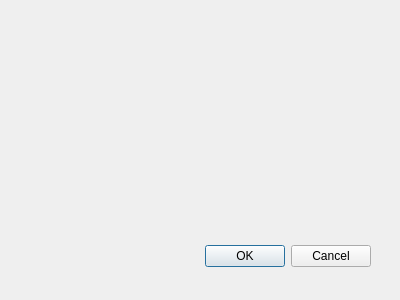
Before: the Qt Designer form Linpop/addcontactchatwindow.ui in BAKFR/linpop, drawn with Qt 5.
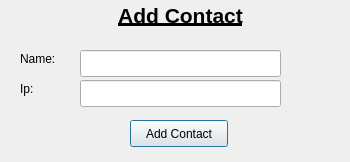
After: the same form once the commit is applied.

```diff
--- a/Linpop/addcontactchatwindow.ui
+++ b/Linpop/addcontactchatwindow.ui
@@ -8,27 +8,86 @@
    <rect>
     <x>0</x>
     <y>0</y>
-    <width>400</width>
-    <height>300</height>
+    <width>350</width>
+    <height>162</height>
    </rect>
   </property>
   <property name="windowTitle">
    <string>Dialog</string>
   </property>
-  <widget class="QDialogButtonBox" name="buttonBox">
+  <widget class="QLabel" name="label">
    <property name="geometry">
     <rect>
-     <x>30</x>
-     <y>240</y>
-     <width>341</width>
-     <height>32</height>
+     <x>70</x>
+     <y>0</y>
+     <width>221</width>
+     <height>31</height>
     </rect>
    </property>
-   <property name="orientation">
-    <enum>Qt::Horizontal</enum>
+   <property name="text">
+    <string>&lt;html&gt;&lt;head/&gt;&lt;body&gt;&lt;p align=&quot;center&quot;&gt;&lt;span style=&quot; font-size:16pt; font-weight:600; text-decoration: underline;&quot;&gt;Add Contact&lt;/span&gt;&lt;/p&gt;&lt;/body&gt;&lt;/html&gt;</string>
    </property>
-   <property name="standardButtons">
-    <set>QDialogButtonBox::Cancel|QDialogButtonBox::Ok</set>
+  </widget>
+  <widget class="QLabel" name="label_2">
+   <property name="geometry">
+    <rect>
+     <x>20</x>
+     <y>50</y>
+     <width>66</width>
+     <height>17</height>
+    </rect>
+   </property>
+   <property name="text">
+    <string>Name:</string>
+   </property>
+  </widget>
+  <widget class="QLabel" name="label_3">
+   <property name="geometry">
+    <rect>
+     <x>20</x>
+     <y>80</y>
+     <width>66</width>
+     <height>17</height>
+    </rect>
+   </property>
+   <property name="text">
+    <string>Ip:</string>
+   </property>
+  </widget>
+  <widget class="QLineEdit" name="user_name">
+   <property name="geometry">
+    <rect>
+     <x>80</x>
+     <y>50</y>
+     <width>201</width>
+     <height>27</height>
+    </rect>
+   </property>
+   <property name="text">
+    <string/>
+   </property>
+  </widget>
+  <widget class="QLineEdit" name="ip">
+   <property name="geometry">
+    <rect>
+     <x>80</x>
+     <y>80</y>
+     <width>201</width>
+     <height>27</height>
+    </rect>
+   </property>
+  </widget>
+  <widget class="QPushButton" name="bAddContact">
+   <property name="geometry">
+    <rect>
+     <x>130</x>
+     <y>120</y>
+     <width>98</width>
+     <height>27</height>
+    </rect>
+   </property>
+   <property name="text">
+    <string>Add Contact</string>
    </property>
   </widget>
  </widget>
```
Left out of the diff: 40 changed lines with no effect on the pictures.
